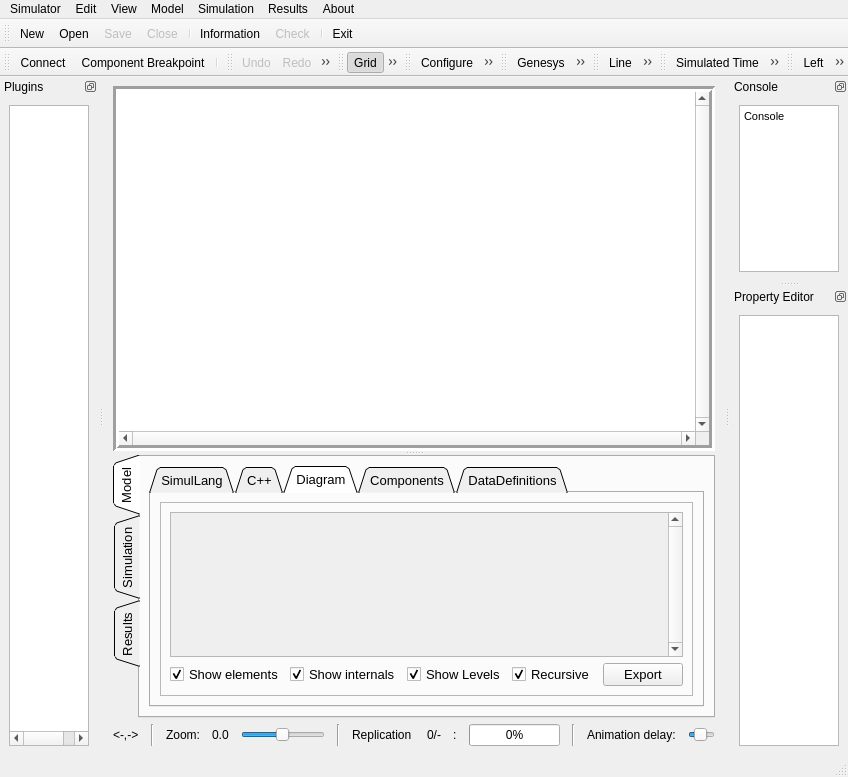
Before: the Qt Designer form source/applications/gui/qt/GenesysQtGUI/mainwindow.ui in rlcancian/Genesys-Simulator, drawn with Qt 5.
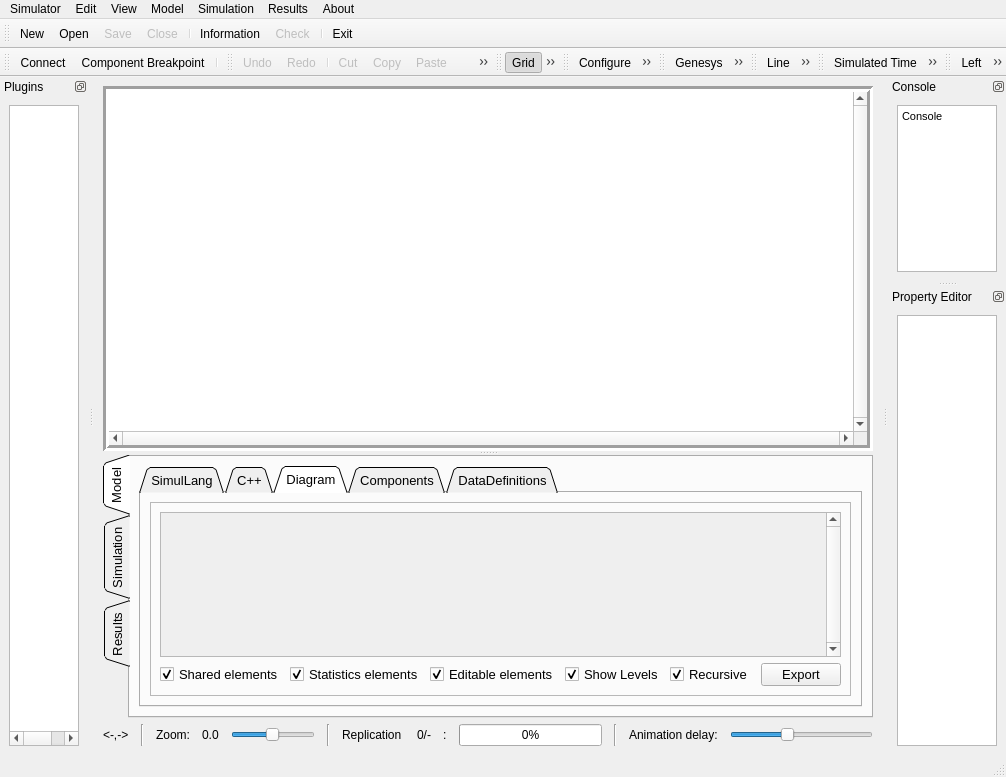
After: the same form once the commit is applied. The open tabs and pages were chosen to show the change. Icons and pictures are not drawn. Custom widgets are drawn as their Qt base class.

What changed in the file:
```diff
--- a/source/applications/gui/qt/GenesysQtGUI/mainwindow.ui
+++ b/source/applications/gui/qt/GenesysQtGUI/mainwindow.ui
@@ -229,7 +229,7 @@
                   <item>
                    <widget class="QCheckBox" name="checkBox_ShowElements">
                     <property name="text">
-                     <string>Show elements</string>
+	                     <string>Shared elements</string>
                     </property>
                     <property name="checked">
                      <bool>true</bool>
@@ -239,7 +239,17 @@
                   <item>
                    <widget class="QCheckBox" name="checkBox_ShowInternals">
                     <property name="text">
-                     <string>Show internals</string>
+	                     <string>Statistics elements</string>
+	                    </property>
+	                    <property name="checked">
+	                     <bool>true</bool>
+	                    </property>
+	                   </widget>
+	                  </item>
+	                  <item>
+	                   <widget class="QCheckBox" name="checkBox_ShowEditableElements">
+	                    <property name="text">
+	                     <string>Editable elements</string>
                     </property>
                     <property name="checked">
                      <bool>true</bool>
```
Lines whose indentation alone changed are shown as unchanged.
